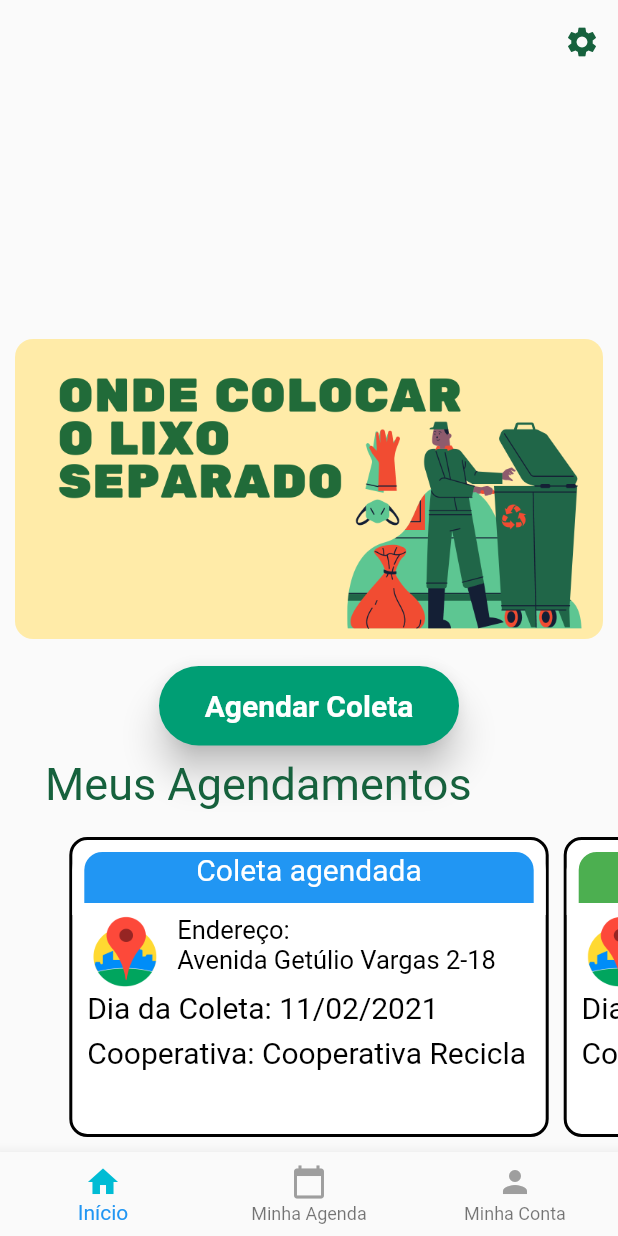
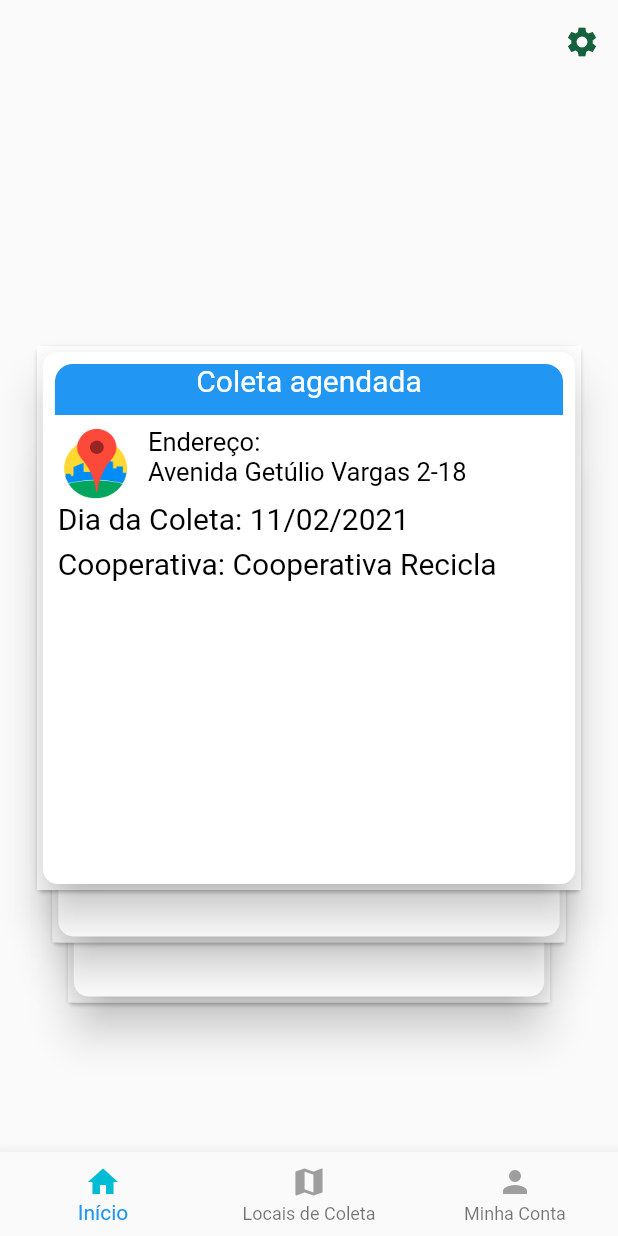
Before and after one commit to fertmarana/RECAT, a Flutter app: the screen it shows after launch, on a phone screen of 412 x 824 dp. Run offline on Flutter 3.47's test engine with Material 2 defaults, Android fonts, the phone set to English and light mode, and no system bars; drawn by our look-alikes of flutter_tindercard; our stand-ins replace table_calendar.

Commit message:
Criei tela de card swipe para aceitar pedido de coleta (aplicativo de catadores)

```diff
--- a/recat/lib/CentralPage.dart
+++ b/recat/lib/CentralPage.dart
@@ -36,7 +36,6 @@ final GlobalKey<ScaffoldState> _scaffoldKey = new GlobalKey<ScaffoldState>();
 
 final agendarButon = Material(
 
-  elevation: 10.0,
   borderRadius: BorderRadius.circular(30.0),
 
 
--- /dev/null
+++ b/recat/lib/app_usuario_catadores/CentralPage_catadores.dart
@@ -0,0 +1,211 @@
+import 'package:flutter/material.dart';
+import 'package:recat/ColetaAgendada.dart';
+import 'dart:convert';
+import 'package:recat/app_usuario_catadores/display_agendamentosCard_Swipe_catadores.dart';
+import 'package:flutter/services.dart' show rootBundle;
+import 'dart:async';
+import 'package:flutter_tindercard/flutter_tindercard.dart';
+
+
+class CentralPage_catadores extends StatefulWidget {
+
+
+  _CentralPage_catadores createState() => _CentralPage_catadores();
+}
+
+class _CentralPage_catadores extends State<CentralPage_catadores> {
+
+
+  var controller = PageController(
+    viewportFraction: 1,
+    initialPage: 0,
+  );
+
+
+//CentralPage({Key key}) : super(key: key);
+
+  final GlobalKey<ScaffoldState> _scaffoldKey = new GlobalKey<ScaffoldState>();
+
+  Coletas parseJosn(String response) {
+    if(response==null){
+      return null;
+    }
+    Map<String, dynamic> jsonMap = json.decode(response);
+
+    Coletas temp = Coletas.fromJson(jsonMap);
+    return temp;
+
+  }
+
+  final agendarButon = Material(
+
+    borderRadius: BorderRadius.circular(30.0),
+
+
+    color: Color(0xFF009E74),
+    child: MaterialButton(
+
+      minWidth: 200.0,
+      padding: EdgeInsets.fromLTRB(20.0, 15.0, 20.0, 15.0),
+      onPressed: () {},
+      child: Text("Agendar Coleta",
+          textAlign: TextAlign.center,
+          style: TextStyle(
+              fontSize: 20.0,
+              color: Colors.white,
+              fontWeight: FontWeight.bold)),
+    ),
+  );
+  final drawer = Drawer(
+    child: ListView(
+      children: <Widget>[
+        ListTile(
+          leading: Icon(Icons.notifications_active),
+          title: Text("Notificações"),
+          trailing: Icon(Icons.arrow_forward),
+          onTap: () {
+            // print("On Tap is fired");
+          },
+        ),
+        ListTile(
+          leading: Icon(Icons.lock),
+          title: Text("Privacidade"),
+          trailing: Icon(Icons.arrow_forward),
+          onTap: () {
+            // print("On Tap is fired");
+          },
+        ),
+        ListTile(
+          leading: Icon(Icons.info),
+          title: Text("Sobre"),
+          trailing: Icon(Icons.arrow_forward),
+          onTap: () {
+            // print("On Tap is fired");
+          },
+        ),
+        ListTile(
+          leading: Icon(Icons.help_center),
+          title: Text("Ajuda"),
+          trailing: Icon(Icons.arrow_forward),
+          onTap: () {
+            // print("On Tap is fired");
+          },
+        ),
+        ListTile(
+          leading: Icon(Icons.sensor_door),
+
+          title: Text("Sair"),
+          trailing: Icon(Icons.arrow_forward),
+          onTap: () {
+            // print("On Tap is fired");
+          },
+        ),
+      ],
+    ),
+  );
+
+
+  @override
+  Widget build(BuildContext context) {
+    return Scaffold(
+      key: _scaffoldKey,
+      endDrawer: drawer,
+      appBar: AppBar(
+
+        title: const Text('',
+            style: TextStyle(
+                color: Color(0xff16613D), fontWeight: FontWeight.bold)
+        ),
+        elevation: 0,
+        backgroundColor: Colors.transparent,
+        actions: <Widget>[
+          IconButton(icon: Icon(Icons.settings, color: Color(0xff16613D)),
+            onPressed: () => _scaffoldKey.currentState.openEndDrawer(),
+            // onPressed: () {
+            // Navigator.push(
+            // context,
+            // MaterialPageRoute(builder: (context) => editperfil()),
+            //);},
+          ),
+        ],
+      ),
+
+      body:  Container(
+        child: Align(
+          alignment: Alignment.topCenter,
+          child: Container(
+                child: new Center(
+                  // Use future builder and DefaultAssetBundle to load the local JSON file
+                  child: new FutureBuilder(
+                      future: //loadAgendamento(),
+                      DefaultAssetBundle.of(context).loadString('assets/Agendamento.json'),
+                      builder: (context, snapshot) {
+                        print(snapshot);
+
+                        var data = parseJosn(snapshot.data.toString());
+                        print(data);
+                        //;
+                        return data == null? Container(child: Text('oi'),):
+                        //Container(child: Text('aqui'),);
+                        Container(
+                            width: 600,
+                            height: 800,
+                            child: display_CardSwipe(ascoletas: data)
+                        );
+                      }),
+                ),
+              )
+
+          ),
+
+        ),
+
+    );
+  }
+}
+
+/*
+class StackOfCards extends StatelessWidget {
+  final int num;
+  final Widget child;
+  final double offset;
+
+  const StackOfCards({Key key, int num = 1, @required this.child, this.offset = 10.0})
+      : this.num = num > 0 ? num : 1,
+        assert(offset != null),
+        super(key: key);
+
+  @override
+  Widget build(BuildContext context) {
+    return Stack(
+        Positioned(
+            top: 30,
+            child: Draggable(
+              feedback:,
+              child: Card(),
+            )
+        )
+    );
+  }
+  /*Widget build(BuildContext context) => Stack(
+    children: List<Widget>.generate(
+        num - 1,
+            (val) => Positioned(
+            bottom: val * offset,
+            left: val * offset,
+            top: (num - val - 1) * offset,
+            right: (num - val - 1) * offset,
+            child: Card(child: Container(
+                width: 100,
+                height: 200.0)))).toList()
+      ..add(
+        Padding(
+          child: Card(child: child),
+          padding: EdgeInsets.only(bottom: (num - 1) * offset, left: (num - 1) * offset),
+        ),
+      ),
+  );
+
+   */
+}
+*/
--- /dev/null
+++ b/recat/lib/app_usuario_catadores/app_catadores.dart
@@ -0,0 +1,95 @@
+import 'package:flutter/material.dart';
+import 'package:recat/app_usuario_catadores/bottomNavigation_catadores.dart';
+import 'package:recat/app_usuario_catadores/CentralPage_catadores.dart';
+import 'package:recat/agenda_morador.dart';
+import 'package:recat/app_usuario_catadores/tabItem_catadores.dart';
+import 'package:recat/minhaConta_morador.dart';
+class App_catadores extends StatefulWidget {
+  @override
+  State<StatefulWidget> createState() => AppState();
+}
+
+class AppState extends State<App_catadores> {
+  // this is static property so other widget throughout the app
+  // can access it simply by AppState.currentTab
+  static int currentTab = 0;
+
+  // list tabs here
+  final List<TabItem> tabs = [
+    TabItem(
+      tabName: "Início",
+      icon: Icons.home,
+      page: CentralPage_catadores(),
+    ),
+    TabItem(
+      tabName: "Locais de Coleta",
+      icon: Icons.map ,
+      page: agenda_morador(),
+    ),
+    TabItem(
+      tabName: "Minha Conta",
+      icon: Icons.person,
+      page: minhaConta_morador(),
+    ),
+  ];
+
+  AppState() {
+    // indexing is necessary for proper funcationality
+    // of determining which tab is active
+    tabs.asMap().forEach((index, details) {
+      details.setIndex(index);
+    });
+  }
+
+  // sets current tab index
+  // and update state
+  void _selectTab(int index) {
+    if (index == currentTab) {
+      // pop to first route
+      // if the user taps on the active tab
+      tabs[index].key.currentState.popUntil((route) => route.isFirst);
+    } else {
+      // update the state
+      // in order to repaint
+      setState(() => currentTab = index);
+    }
+  }
+
+  @override
+  Widget build(BuildContext context) {
+    // WillPopScope handle android back btn
+    return WillPopScope(
+      onWillPop: () async {
+        final isFirstRouteInCurrentTab =
+        !await tabs[currentTab].key.currentState.maybePop();
+        if (isFirstRouteInCurrentTab) {
+          // if not on the 'main' tab
+          if (currentTab != 0) {
+            // select 'main' tab
+            _selectTab(0);
+            // back button handled by app
+            return false;
+          }
+        }
+        // let system handle back button if we're on the first route
+        return isFirstRouteInCurrentTab;
+      },
+      // this is the base scaffold
+      // don't put appbar in here otherwise you might end up
+      // with multiple appbars on one screen
+      // eventually breaking the app
+      child: Scaffold(
+        // indexed stack shows only one child
+        body: IndexedStack(
+          index: currentTab,
+          children: tabs.map((e) => e.page).toList(),
+        ),
+        // Bottom navigation
+        bottomNavigationBar: BottomNavigation(
+          onSelectTab: _selectTab,
+          tabs: tabs,
+        ),
+      ),
+    );
+  }
+}
--- /dev/null
+++ b/recat/lib/app_usuario_catadores/bottomNavigation_catadores.dart
@@ -0,0 +1,52 @@
+import 'package:recat/app_usuario_catadores/app_catadores.dart';
+import 'package:flutter/material.dart';
+import 'package:recat/app_usuario_catadores/tabItem_catadores.dart';
+
+class BottomNavigation extends StatelessWidget {
+  BottomNavigation({
+    this.onSelectTab,
+    this.tabs,
+  });
+  final ValueChanged<int> onSelectTab;
+  final List<TabItem> tabs;
+
+  @override
+  Widget build(BuildContext context) {
+    return BottomNavigationBar(
+      type: BottomNavigationBarType.fixed,
+      items: tabs
+          .map(
+            (e) => _buildItem(
+          index: e.getIndex(),
+          icon: e.icon,
+          tabName: e.tabName,
+        ),
+      )
+          .toList(),
+      onTap: (index) => onSelectTab(
+        index,
+      ),
+    );
+  }
+
+  BottomNavigationBarItem _buildItem(
+      {int index, IconData icon, String tabName}) {
+    return BottomNavigationBarItem(
+      icon: Icon(
+        icon,
+        color: _tabColor(index: index),
+      ),
+      title: Text(
+        tabName,
+        style: TextStyle(
+          color: _tabColor(index: index),
+          fontSize: 12,
+        ),
+      ),
+    );
+  }
+
+  Color _tabColor({int index}) {
+    return AppState.currentTab == index ? Colors.cyan : Colors.grey;
+  }
+}
--- /dev/null
+++ b/recat/lib/app_usuario_catadores/display_agendamentosCard_Swipe_catadores.dart
@@ -0,0 +1,154 @@
+import 'package:flutter/material.dart';
+import 'package:recat/ColetaAgendada.dart';
+import 'package:flutter_tindercard/flutter_tindercard.dart';
+import 'dart:convert';
+import 'package:flutter/services.dart' show rootBundle;
+import 'dart:async';
+
+class display_CardSwipe extends StatefulWidget {
+  final Coletas ascoletas ;
+  display_CardSwipe({Key key, this.ascoletas}) : super(key: key);
+  _display_CardSwipe createState() => _display_CardSwipe();
+}
+
+class _display_CardSwipe extends State<display_CardSwipe> {
+  int len;
+  List<Widget> cardList;
+  Coletas ascoletas_carregadas ;
+  void _removeCard(index) {
+    setState(() {
+      cardList.removeAt(index);
+      len = len - 1;
+    });
+  }
+
+  @override
+  void initState() {
+    // TODO: implement initState
+    ascoletas_carregadas = widget.ascoletas;
+    len = widget.ascoletas.coletando.length;
+   // print(agenda_coletas);
+
+    super.initState();
+  }
+
+
+
+
+  Widget build(BuildContext context) {
+    CardController controller;
+
+    return Scaffold(
+      body: Container(
+       child: Align(
+        alignment: Alignment.topCenter,
+        child: new TinderSwapCard(
+         orientation: AmassOrientation.BOTTOM,
+         totalNum: ascoletas_carregadas.coletando.length,
+         stackNum: 3,
+         swipeEdge: 4.0,
+         maxWidth: MediaQuery.of(context).size.width * 0.9,
+         maxHeight: MediaQuery.of(context).size.width * 0.9,
+         minWidth: MediaQuery.of(context).size.width * 0.8,
+         minHeight: MediaQuery.of(context).size.width * 0.8,
+         cardBuilder: (context, index) {
+           print('index ${index}');
+           return Card(
+             child: Container(
+               color: Colors.white,
+
+               child: Card(
+                 elevation: 12,
+                 color: Colors.white,
+                 shape: RoundedRectangleBorder(borderRadius: BorderRadius.circular(10)),
+                 child: Container( width: 300, height: 400,
+                   child:  Wrap(
+                     children: [
+                       Align(
+                           alignment: Alignment.topRight,
+                           child: Column(
+                               crossAxisAlignment: CrossAxisAlignment.stretch,
+                               children: [
+                                 Container(
+                                     width: 100.0,
+                                     height: 50.0,
+                                     decoration: BoxDecoration(
+                                       color: Colors.blue,
+                                       border: Border.all(color: Colors.white, width: 8,),
+                                       borderRadius: BorderRadius.vertical(top: Radius.circular(20)),
+                                     ),
+
+                                     child:  Text('Coleta ' + ascoletas_carregadas.coletando[index].statusColeta,
+                                       textAlign: TextAlign.center,
+                                       style: TextStyle(fontSize: 20.0, color: Colors.white),)
+                                 )
+                               ]
+                           )
+                       ),
+                       Row(
+                         crossAxisAlignment: CrossAxisAlignment.start,
+                         children: [
+                           Container(
+                             //decoration: BoxDecoration(border: Border.all(color: Colors.blue, width: 5)),
+                             child: Image.asset('imagens/icone_localizacao.png',
+                               fit: BoxFit.cover,
+                               height: 50, // set your height
+                               width: 70, // and width here
+                             ),
+                           ),
+                           Text('Endereço: \n' + ascoletas_carregadas.coletando[index].enderecoColeta,
+                             textAlign: TextAlign.start,
+                             style: TextStyle(fontSize: 17.0, color: Colors.black),)
+                         ],
+                       ),
+                       Container(
+                           width: 500.0,
+                           height: 30.0,
+                           child:   Text('  Dia da Coleta: ' + ascoletas_carregadas.coletando[index].diaColeta,
+                             textAlign: TextAlign.left,
+                             style: TextStyle(fontSize: 20.0, color: Colors.black),)
+                       ),
+                       Container(
+                           width: 500.0,
+                           height: 60.0,
+                           child:   Text('  Cooperativa: ' + ascoletas_carregadas.coletando[index].cooperativa,
+                             textAlign: TextAlign.left,
+                             style: TextStyle(fontSize: 20.0, color: Colors.black),)
+                       ),
+
+
+                     ],
+                   ),
+                 ),
+               )
+             )
+
+           );
+         },
+         cardController: controller = CardController(),
+         swipeUpdateCallback: (DragUpdateDetails details, Alignment align) {
+           /// Get swiping card's alignment
+           if (align.x < 0) {
+             //print("Card is LEFT swiping");
+           } else if (align.x > 0) {
+             //print("Card is RIGHT swiping");
+           }
+         },
+         swipeCompleteCallback:
+             (CardSwipeOrientation orientation, int index) {
+           print(orientation.toString());
+           if (orientation == CardSwipeOrientation.LEFT) {
+             print("Card is LEFT swiping");
+             print(ascoletas_carregadas.coletando.length);
+           } else if (orientation == CardSwipeOrientation.RIGHT) {
+             print("Card is RIGHT swiping");
+             print(ascoletas_carregadas.coletando.length);
+           }
+         },
+       ),
+      )
+      )
+    );
+  }
+
+}
--- /dev/null
+++ b/recat/lib/app_usuario_catadores/tabItem_catadores.dart
@@ -0,0 +1,51 @@
+import 'package:flutter/material.dart';
+import 'package:recat/app_usuario_catadores/app_catadores.dart';
+
+class TabItem {
+  // you can customize what kind of information is needed
+  // for each tab
+  final String tabName;
+  final IconData icon;
+  final GlobalKey<NavigatorState> key = GlobalKey<NavigatorState>();
+  int _index = 0;
+  Widget _page;
+  TabItem({
+    @required this.tabName,
+    @required this.icon,
+    @required Widget page,
+  }) {
+    _page = page;
+  }
+
+  // I was getting a weird warning when using getters and setters for _index
+  // so I converted them to functions
+
+  // used to set the index of this tab
+  // which will be used in identifying if this tab is active
+  void setIndex(int i) {
+    _index = i;
+  }
+
+  int getIndex() => _index;
+
+// adds a wrapper around the page widgets for visibility
+// visibility widget removes unnecessary problems
+// like interactivity and animations when the page is inactive
+  Widget get page {
+    return Visibility(
+      // only paint this page when currentTab is active
+      visible: _index == AppState.currentTab,
+      // important to preserve state while switching between tabs
+      maintainState: true,
+      child: Navigator(
+        // key tracks state changes
+        key: key,
+        onGenerateRoute: (routeSettings) {
+          return MaterialPageRoute(
+            builder: (_) => _page,
+          );
+        },
+      ),
+    );
+  }
+}
--- a/recat/lib/main.dart
+++ b/recat/lib/main.dart
@@ -1,5 +1,5 @@
 import 'package:flutter/material.dart';
-import 'package:recat/CentralPage.dart';
+import 'package:recat/app_usuario_catadores/app_catadores.dart';
 import 'package:intl/date_symbol_data_local.dart';
 import 'app.dart';
 void main() {
@@ -14,7 +14,7 @@ class MyApp extends StatelessWidget {
       theme: ThemeData(
         primarySwatch: Colors.blue,
       ),
-      home: App(),
+      home: App_catadores(),
     );
   }
 }
--- a/recat/pubspec.yaml
+++ b/recat/pubspec.yaml
@@ -39,7 +39,8 @@ dependencies:
 dev_dependencies:
   flutter_test:
     sdk: flutter
-
+  flutter_tindercard: ^0.2.0
+  flutter_screenutil: ^4.0.2+3
 # For information on the generic Dart part of this file, see the
 # following page: https://dart.dev/tools/pub/pubspec
 
```
Also changed, not shown: recat/pubspec.lock.
